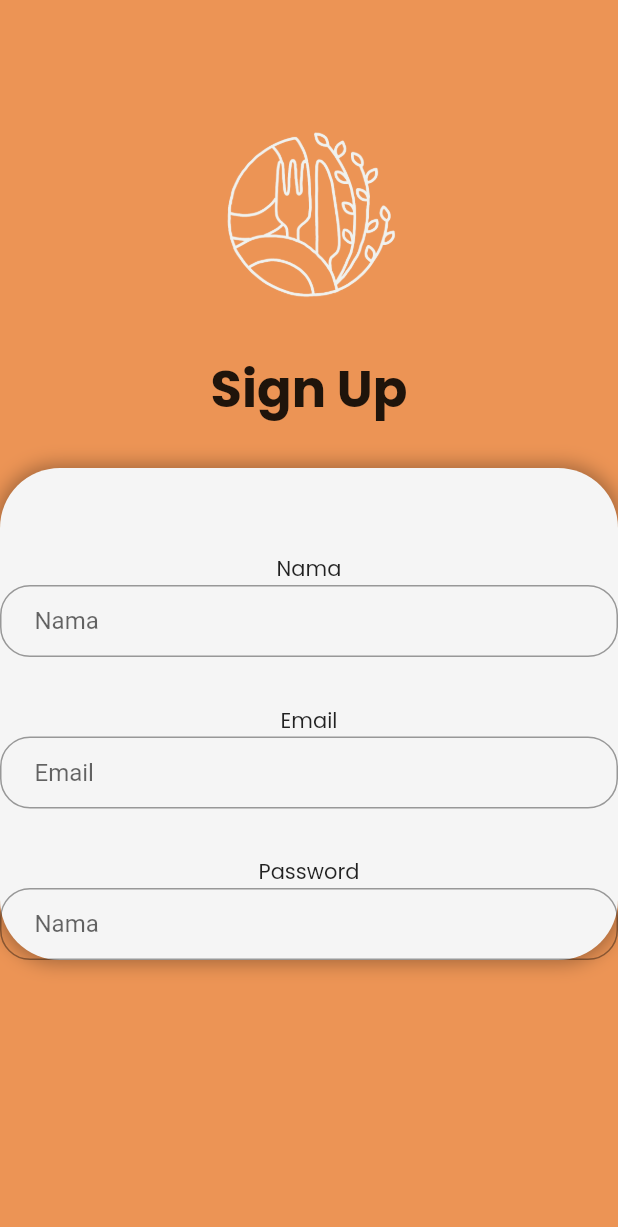
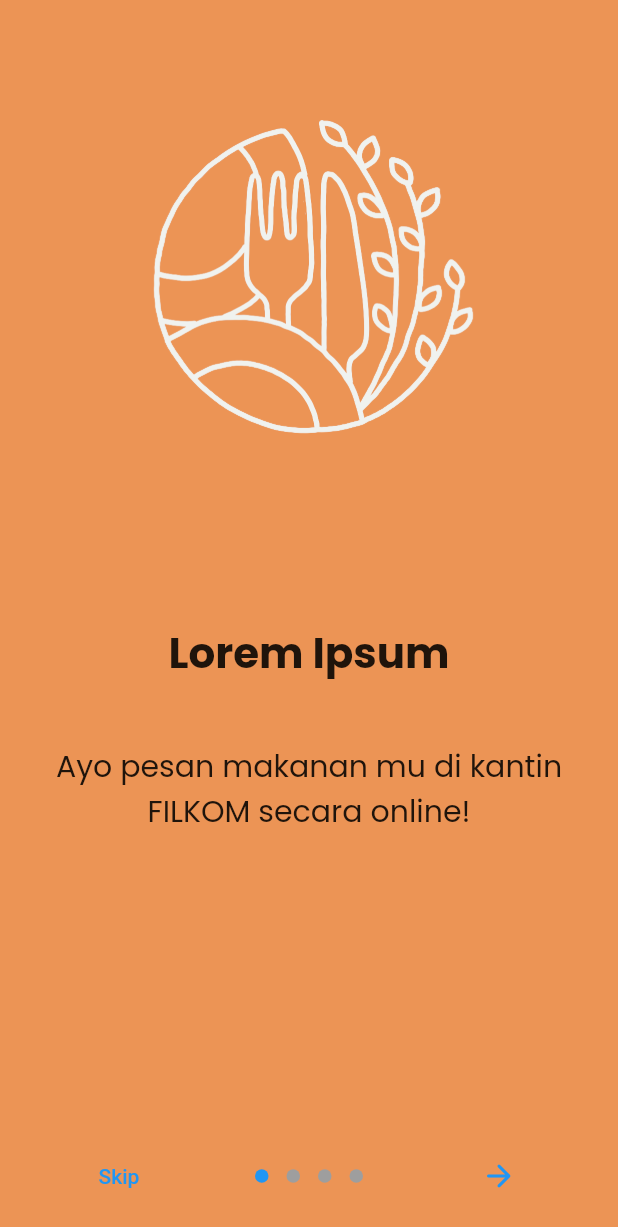
Before and after one commit to Ptrizy/LABIREEN, a Flutter app: the screen it shows after launch, on a phone screen of 412 x 824 dp. Shown: the top 1227 px of the screen. Run offline on Flutter 3.47's test engine with Material 2 defaults, Android fonts, the phone set to English and light mode, and no system bars; drawn by our look-alikes of introduction_screen; our stand-ins replace google_fonts.

Commit message:
update terbaru

```diff
--- a/lib/main.dart
+++ b/lib/main.dart
@@ -1,4 +1,5 @@
 import 'package:flutter/material.dart';
+import 'package:labireen/pages/onboarding_page.dart';
 import 'pages/login_page.dart';
 
 void main() {
@@ -12,7 +13,7 @@ class MyApp extends StatelessWidget {
   Widget build(BuildContext context) {
     return MaterialApp(
       debugShowCheckedModeBanner: false,
-      home: LoginPage(),
+      home: OnboardingPage(),
     );
   }
 }
--- a/lib/pages/login_page.dart
+++ b/lib/pages/login_page.dart
@@ -28,14 +28,18 @@ class LoginPage extends StatelessWidget {
             child: Text(
               "Sign Up",
               style: GoogleFonts.poppins(
-                  fontSize: 34, fontWeight: FontWeight.bold),
-            )),
+                fontSize: 34,
+                fontWeight: FontWeight.bold,
+              ),
+            ),
+          ),
           SizedBox(
             height: 27,
           ),
-            SingleChildScrollView(
-              child: Expanded(
+          Expanded(
+            child: SingleChildScrollView(
               child: Container(
+                height: MediaQuery.of(context).size.height,
                 child: Column(
                   children: [
                     SizedBox(
@@ -49,8 +53,10 @@ class LoginPage extends StatelessWidget {
                       decoration: InputDecoration(
                         contentPadding: EdgeInsets.fromLTRB(23, 0, 0, 0),
                         border: OutlineInputBorder(
-                                borderRadius: BorderRadius.circular(20)),
-                            hintText: "Nama"),
+                          borderRadius: BorderRadius.circular(20),
+                        ),
+                        hintText: "Nama",
+                      ),
                     ),
                     SizedBox(
                       height: 32,
@@ -63,8 +69,10 @@ class LoginPage extends StatelessWidget {
                       decoration: InputDecoration(
                         contentPadding: EdgeInsets.fromLTRB(23, 0, 0, 0),
                         border: OutlineInputBorder(
-                                borderRadius: BorderRadius.circular(20)),
-                            hintText: "Email"),
+                          borderRadius: BorderRadius.circular(20),
+                        ),
+                        hintText: "Email",
+                      ),
                     ),
                     SizedBox(
                       height: 32,
@@ -78,8 +86,10 @@ class LoginPage extends StatelessWidget {
                         contentPadding: EdgeInsets.fromLTRB(23, 0, 0, 0),
                         border: OutlineInputBorder(
                           borderRadius: BorderRadius.circular(20),
-                                borderSide: BorderSide(color: Colors.white)),
-                            hintText: "Nama"),
+                          borderSide: BorderSide(color: Colors.white),
+                        ),
+                        hintText: "Nama",
+                      ),
                     ),
                   ],
                 ),
@@ -98,6 +108,7 @@ class LoginPage extends StatelessWidget {
             ),
           ),
         ],
-        ));
+      ),
+    );
   }
 }
--- /dev/null
+++ b/lib/pages/onboarding_page.dart
@@ -0,0 +1,67 @@
+import 'package:flutter/material.dart';
+import 'package:google_fonts/google_fonts.dart';
+import 'package:introduction_screen/introduction_screen.dart';
+import 'package:labireen/pages/login_page.dart';
+import 'package:labireen/widget/onboarding_page/button_onboardpage.dart';
+
+class OnboardingPage extends StatelessWidget {
+  const OnboardingPage({super.key});
+
+  @override
+  Widget build(BuildContext context) => SafeArea(
+        child: IntroductionScreen(
+          pages: [
+            PageViewModel(
+                title: 'Lorem Ipsum',
+                body: 'Ayo pesan makanan mu di kantin FILKOM secara online!',
+                image: buildImage('assets/logo_putih.png'),
+                decoration: pageDecoration()),
+            PageViewModel(
+                title: 'Lorem Ipsum',
+                body: 'Ayo pesan makanan mu di kantin FILKOM secara online!',
+                image: buildImage('assets/logo_putih.png'),
+                decoration: pageDecoration()),
+            PageViewModel(
+                title: 'Lorem Ipsum',
+                body: 'Ayo pesan makanan mu di kantin FILKOM secara online!',
+                image: buildImage('assets/logo_putih.png'),
+                decoration: pageDecoration()),
+            PageViewModel(
+                title: 'Lorem Ipsum',
+                body: 'Ayo pesan makanan mu di kantin FILKOM secara online!',
+                image: buildImage('assets/logo_putih.png'),
+                decoration: pageDecoration(),
+                footer: ButtonWidget(
+                    text: 'Pesan Sekarang',
+                    onClicked: () => goToLoginPage(context)))
+          ],
+          done: Text(
+            'Next',
+            style:
+                GoogleFonts.poppins(fontSize: 14, fontWeight: FontWeight.bold),
+          ),
+          onDone: () => goToLoginPage(context),
+          showSkipButton: true,
+          skip: Text('Skip'),
+          next: Icon(Icons.arrow_forward_rounded),
+        ),
+      );
+}
+
+void goToLoginPage(context) => Navigator.of(context)
+    .pushReplacement(MaterialPageRoute(builder: (_) => LoginPage()));
+
+Widget buildImage(String path) => Center(
+      child: Image.asset(
+        path,
+        width: 350,
+      ),
+    );
+
+PageDecoration pageDecoration() => PageDecoration(
+    titleTextStyle:
+        GoogleFonts.poppins(fontSize: 28, fontWeight: FontWeight.bold),
+    bodyTextStyle: GoogleFonts.poppins(fontSize: 20),
+    imagePadding: EdgeInsets.all(24),
+    bodyPadding: EdgeInsets.all(16).copyWith(bottom: 0),
+    pageColor: Color.fromARGB(255, 236, 148, 85));
--- /dev/null
+++ b/lib/widget/onboarding_page/button_onboardpage.dart
@@ -0,0 +1,21 @@
+import 'package:flutter/material.dart';
+
+class ButtonWidget extends StatelessWidget {
+  final String text;
+  final VoidCallback onClicked;
+
+  const ButtonWidget({
+    super.key,
+    required this.text,
+    required this.onClicked,
+  });
+
+  @override
+  Widget build(BuildContext context) => ElevatedButton(
+        onPressed: onClicked,
+        child: Text(
+          text,
+          style: TextStyle(color: Colors.white, fontSize: 16),
+        ),
+      );
+}
--- a/pubspec.yaml
+++ b/pubspec.yaml
@@ -36,6 +36,7 @@ dependencies:
   # Use with the CupertinoIcons class for iOS style icons.
   cupertino_icons: ^1.0.2
   google_fonts: ^4.0.3
+  introduction_screen: ^3.1.6
 
 dev_dependencies:
   flutter_test:
```
Also changed, not shown: pubspec.lock, 1 other file. Lines whose indentation alone changed are shown as unchanged.
